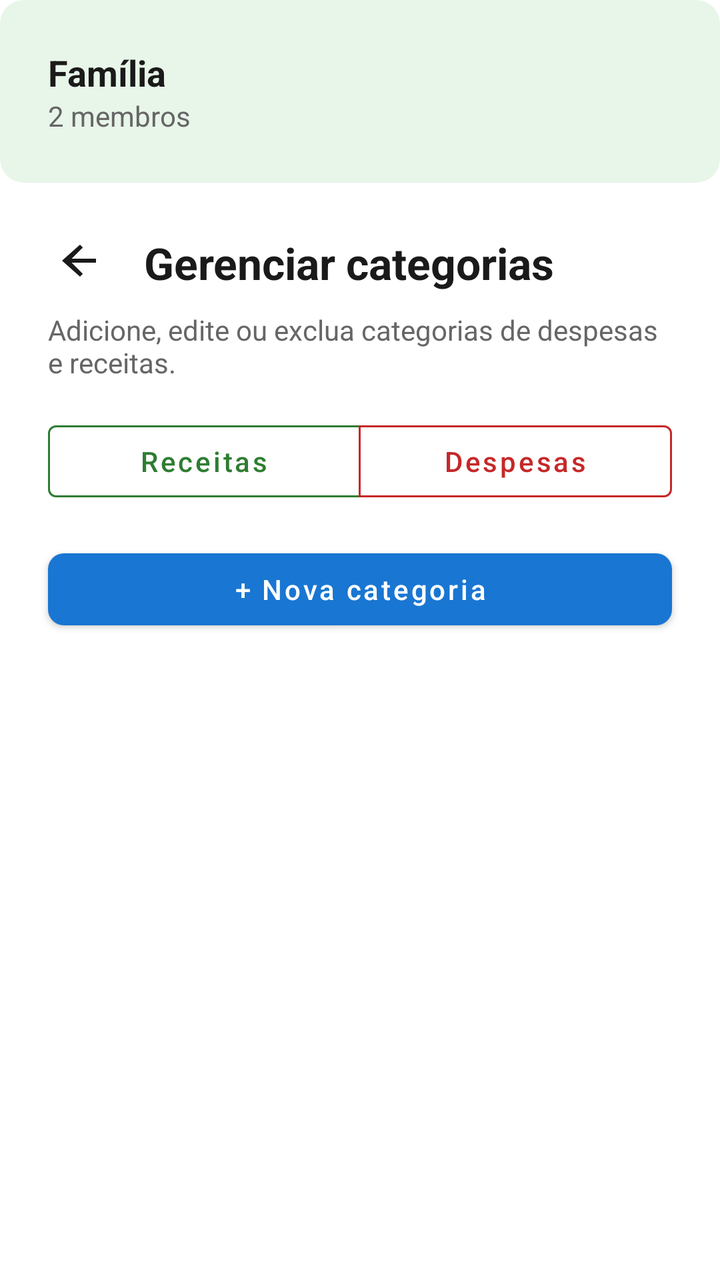
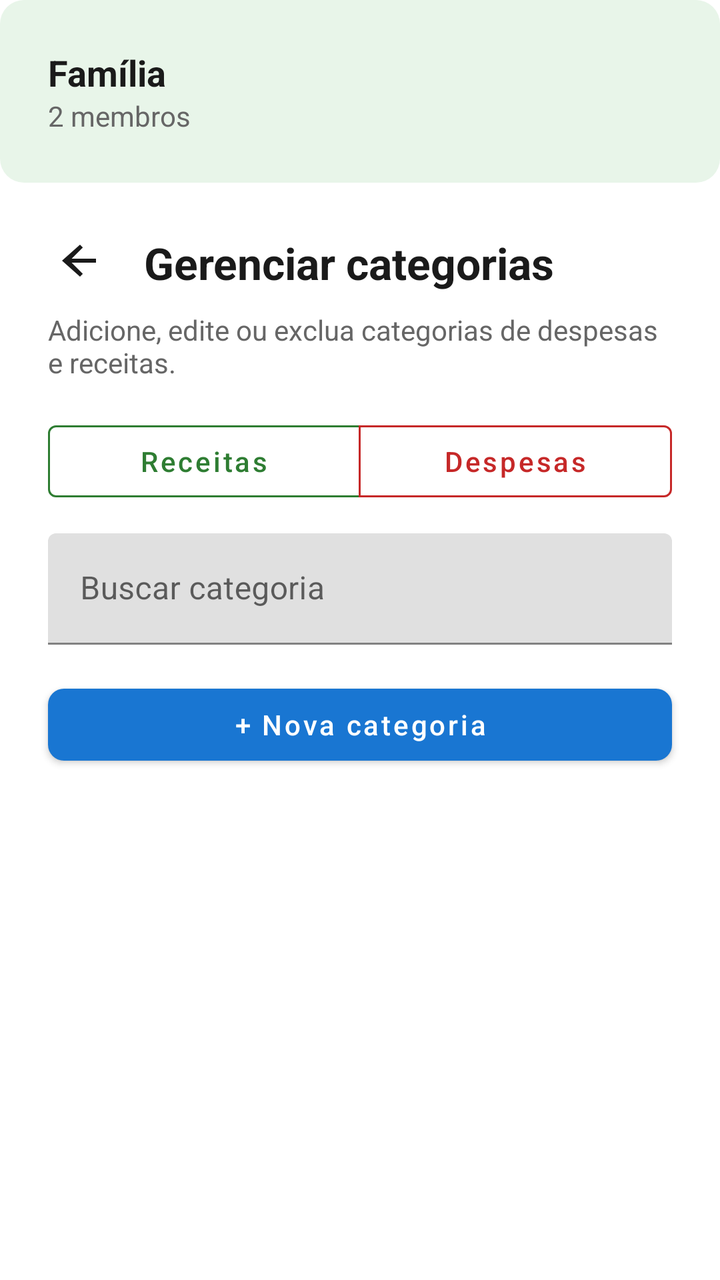

Two renders of the same Android screen: before a commit and after it. Below are the layout's source before the change and the commit's diff.
<!-- AndroidManifest.xml: application theme Theme.Meu_controle -->
<!-- res/layout/activity_gerenciar_categorias.xml -->
<?xml version="1.0" encoding="utf-8"?>
<androidx.coordinatorlayout.widget.CoordinatorLayout xmlns:android="http://schemas.android.com/apk/res/android"
    xmlns:app="http://schemas.android.com/apk/res-auto"
    xmlns:tools="http://schemas.android.com/tools"
    android:layout_width="match_parent"
    android:layout_height="match_parent"
    android:background="@android:color/background_light"
    tools:context=".GerenciarCategoriasActivity">

    <LinearLayout
        android:layout_width="match_parent"
        android:layout_height="match_parent"
        android:orientation="vertical">

        
        <LinearLayout
            android:layout_width="match_parent"
            android:layout_height="wrap_content"
            android:background="@drawable/bg_active_space"
            android:orientation="vertical"
            android:padding="24dp">

            <TextView
                android:id="@+id/active_space_name"
                android:layout_width="wrap_content"
                android:layout_height="wrap_content"
                android:text="Família"
                android:textColor="@color/black"
                android:textSize="18sp"
                android:textStyle="bold" />

            <TextView
                android:id="@+id/active_space_detail"
                android:layout_width="wrap_content"
                android:layout_height="wrap_content"
                android:text="2 membros"
                android:textColor="@color/gray_text"
                android:textSize="14sp" />
        </LinearLayout>

        
        <LinearLayout
            android:layout_width="match_parent"
            android:layout_height="wrap_content"
            android:layout_marginStart="16dp"
            android:layout_marginTop="16dp"
            android:layout_marginEnd="24dp"
            android:gravity="center_vertical"
            android:orientation="horizontal">

            
            <ImageButton
                android:id="@+id/btn_voltar"
                android:layout_width="48dp"
                android:layout_height="48dp"
                android:background="?attr/selectableItemBackgroundBorderless"
                android:contentDescription="Voltar"
                android:src="@drawable/ic_nav_back"
                app:tint="@color/black" />

            <TextView
                android:layout_width="wrap_content"
                android:layout_height="wrap_content"
                android:layout_marginStart="8dp"
                android:text="Gerenciar categorias"
                android:textColor="@color/black"
                android:textSize="22sp"
                android:textStyle="bold" />
        </LinearLayout>

        <TextView
            android:layout_width="match_parent"
            android:layout_height="wrap_content"
            android:layout_marginStart="24dp"
            android:layout_marginEnd="24dp"
            android:layout_marginBottom="16dp"
            android:text="Adicione, edite ou exclua categorias de despesas e receitas."
            android:textColor="@color/gray_text"
            android:textSize="14sp" />

        
        <com.google.android.material.button.MaterialButtonToggleGroup
            android:id="@+id/toggle_tipo"
            android:layout_width="match_parent"
            android:layout_height="wrap_content"
            android:layout_marginHorizontal="24dp"
            app:singleSelection="true"
            app:selectionRequired="true">

            <com.google.android.material.button.MaterialButton
                android:id="@+id/toggle_receitas"
                style="@style/Widget.MaterialComponents.Button.OutlinedButton"
                android:layout_width="0dp"
                android:layout_height="wrap_content"
                android:layout_weight="1"
                android:text="Receitas"
                android:textAllCaps="false"
                android:textColor="@color/toggle_receitas_text"
                app:backgroundTint="@color/toggle_receitas_bg"
                app:strokeColor="@color/green_primary" />

            <com.google.android.material.button.MaterialButton
                android:id="@+id/toggle_despesas"
                style="@style/Widget.MaterialComponents.Button.OutlinedButton"
                android:layout_width="0dp"
                android:layout_height="wrap_content"
                android:layout_weight="1"
                android:text="Despesas"
                android:textAllCaps="false"
                android:textColor="@color/toggle_despesas_text"
                app:backgroundTint="@color/toggle_despesas_bg"
                app:strokeColor="@color/payables_accent" />
        </com.google.android.material.button.MaterialButtonToggleGroup>

        
        <com.google.android.material.button.MaterialButton
            android:id="@+id/new_categoria_button"
            android:layout_width="match_parent"
            android:layout_height="wrap_content"
            android:layout_marginHorizontal="24dp"
            android:layout_marginTop="16dp"
            android:text="+ Nova categoria"
            android:textAllCaps="false"
            android:textColor="@color/white"
            app:cornerRadius="8dp" />

        
        <TextView
            android:id="@+id/empty_categorias_message"
            android:layout_width="match_parent"
            android:layout_height="wrap_content"
            android:layout_margin="32dp"
            android:gravity="center"
            android:text="Nenhuma categoria cadastrada."
            android:textColor="@color/gray_text"
            android:textSize="16sp"
            android:visibility="gone"
            tools:visibility="visible" />

        
        <androidx.core.widget.NestedScrollView
            android:layout_width="match_parent"
            android:layout_height="0dp"
            android:layout_weight="1"
            android:layout_marginTop="8dp">

            <LinearLayout
                android:id="@+id/categorias_container"
                android:layout_width="match_parent"
                android:layout_height="wrap_content"
                android:orientation="vertical"
                android:paddingHorizontal="24dp"
                android:paddingBottom="24dp" />
        </androidx.core.widget.NestedScrollView>

    </LinearLayout>

</androidx.coordinatorlayout.widget.CoordinatorLayout>
<!-- resources referenced by this layout -->
<resources>
  <color name="black">#1A1A1A</color>
  <color name="gray_text">#666666</color>
  <color name="green_primary">#2E7D32</color>
  <color name="payables_accent">#C62828</color>
  <color name="white">#FFFFFF</color>
  <!-- drawable bg_active_space (drawable) -->
  <?xml version="1.0" encoding="utf-8"?>
  <shape xmlns:android="http://schemas.android.com/apk/res/android">
      <solid android:color="@color/green_light_bg" />
      <corners android:radius="12dp" />
  </shape>
  <!-- drawable ic_nav_back (drawable) -->
  <vector xmlns:android="http://schemas.android.com/apk/res/android"
      android:width="24dp"
      android:height="24dp"
      android:viewportWidth="24"
      android:viewportHeight="24">
      <path
          android:fillColor="#FF000000"
          android:pathData="M20,12v-2H7.83l5.59,-5.59L12,3l-9,8 9,8 1.41,-1.41L7.83,12z" />
  </vector>
  <style name="Theme.Meu_controle" parent="Theme.MaterialComponents.DayNight.NoActionBar">
          <item name="colorPrimary">@color/primary</item>
          <item name="colorPrimaryDark">@color/primary_dark</item>
          <item name="colorAccent">@color/primary</item>
      </style>
  <color name="green_light_bg">#E8F5E9</color>
  <color name="primary">#1976D2</color>
  <color name="primary_dark">#0D47A1</color>
</resources>

<!-- the commit's change to res/layout/activity_gerenciar_categorias.xml (unified diff, before → after) -->
@@ -112,6 +112,21 @@
                 app:strokeColor="@color/payables_accent" />
         </com.google.android.material.button.MaterialButtonToggleGroup>
 
+        <com.google.android.material.textfield.TextInputLayout
+            android:layout_width="match_parent"
+            android:layout_height="wrap_content"
+            android:layout_marginHorizontal="24dp"
+            android:layout_marginTop="12dp"
+            android:hint="Buscar categoria">
+
+            <com.google.android.material.textfield.TextInputEditText
+                android:id="@+id/category_search_input"
+                android:layout_width="match_parent"
+                android:layout_height="wrap_content"
+                android:inputType="text"
+                android:singleLine="true" />
+        </com.google.android.material.textfield.TextInputLayout>
+
         
         <com.google.android.material.button.MaterialButton
             android:id="@+id/new_categoria_button"
